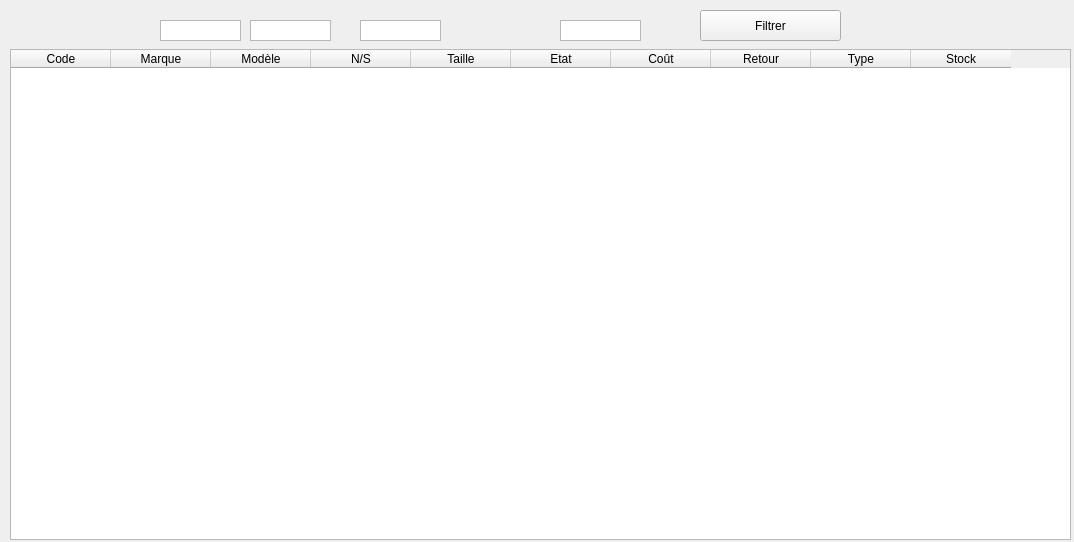
Before: the Qt Designer form view/stockView.ui in GruberAdam/TPI-Sploks, drawn with Qt 5.
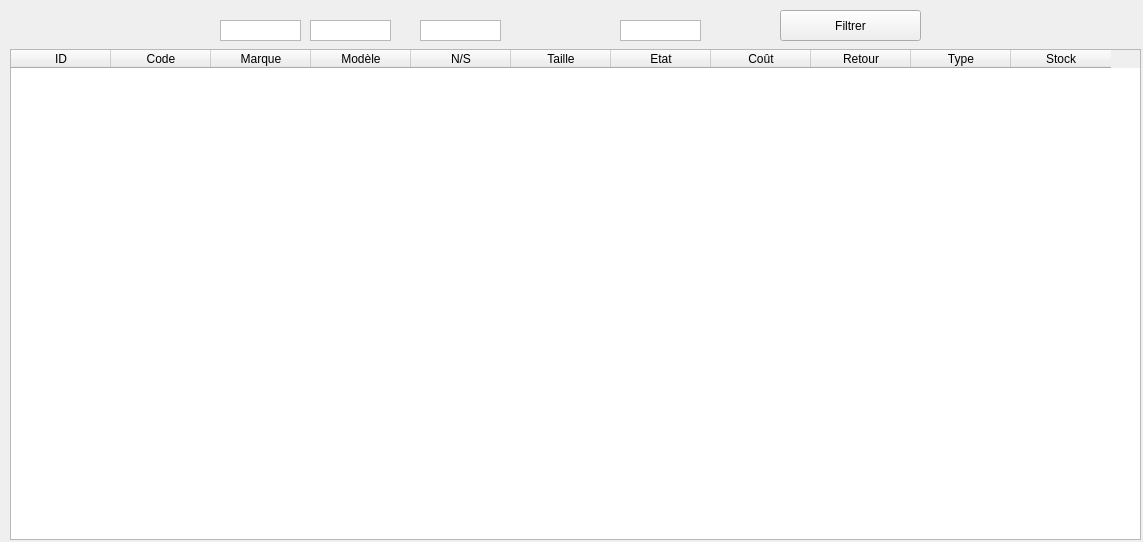
After: the same form once the commit is applied.

```diff
--- a/view/stockView.ui
+++ b/view/stockView.ui
@@ -6,7 +6,7 @@
    <rect>
     <x>0</x>
     <y>0</y>
-    <width>1074</width>
+    <width>1143</width>
     <height>542</height>
    </rect>
   </property>
@@ -19,7 +19,7 @@
      <rect>
       <x>10</x>
       <y>49</y>
-      <width>1061</width>
+      <width>1131</width>
       <height>491</height>
      </rect>
     </property>
@@ -29,6 +29,11 @@
     <property name="editTriggers">
      <set>QAbstractItemView::NoEditTriggers</set>
     </property>
+    <column>
+     <property name="text">
+      <string>ID</string>
+     </property>
+    </column>
     <column>
      <property name="text">
       <string>Code</string>
@@ -83,7 +88,7 @@
    <widget class="QTextEdit" name="textSerialNumber">
     <property name="geometry">
      <rect>
-      <x>360</x>
+      <x>420</x>
       <y>20</y>
       <width>81</width>
       <height>21</height>
@@ -96,7 +101,7 @@
    <widget class="QTextEdit" name="textBrand">
     <property name="geometry">
      <rect>
-      <x>160</x>
+      <x>220</x>
       <y>20</y>
       <width>81</width>
       <height>21</height>
@@ -109,7 +114,7 @@
    <widget class="QTextEdit" name="textModel">
     <property name="geometry">
      <rect>
-      <x>250</x>
+      <x>310</x>
       <y>20</y>
       <width>81</width>
       <height>21</height>
@@ -122,7 +127,7 @@
    <widget class="QTextEdit" name="textState">
     <property name="geometry">
      <rect>
-      <x>560</x>
+      <x>620</x>
       <y>20</y>
       <width>81</width>
       <height>21</height>
@@ -141,7 +146,7 @@
    <widget class="QPushButton" name="btnFiltrer">
     <property name="geometry">
      <rect>
-      <x>700</x>
+      <x>780</x>
       <y>10</y>
       <width>141</width>
       <height>31</height>
```
